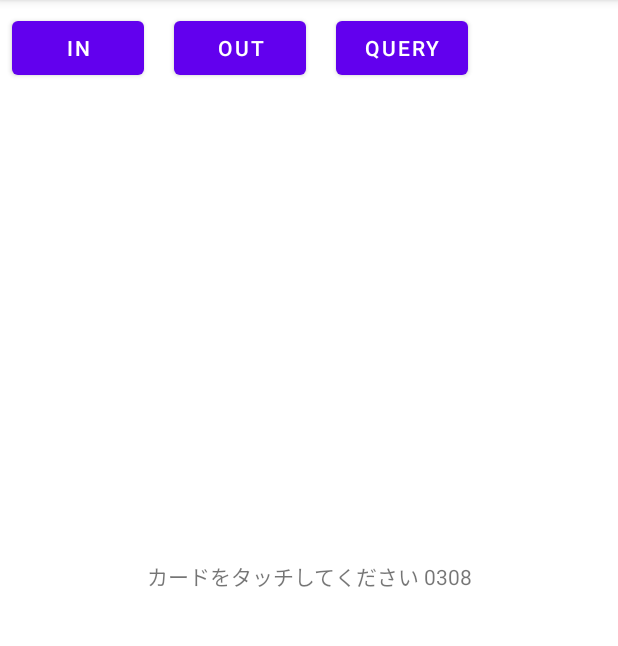
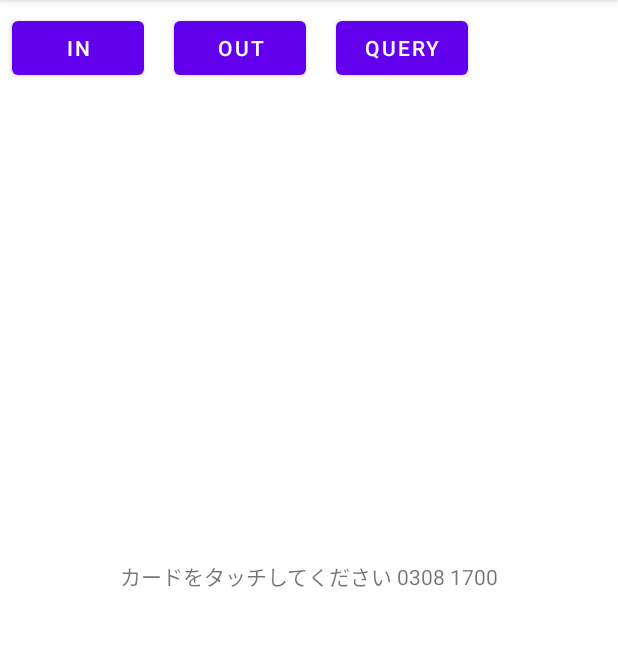
Before and after one commit to arslab/AK2-android, an Android app: the screen it shows after launch (MainActivity), on a phone screen of 412 x 824 dp, the part 84-730 px from its top. Run offline under Robolectric (Android 15) with nearby library versions, the phone set to English and light mode, and no system bars; pictures from the network do not load.

Commit message:
change date comment

```diff
--- a/app/src/main/java/com/woodygaragelab/nfctest/MainActivity.kt
+++ b/app/src/main/java/com/woodygaragelab/nfctest/MainActivity.kt
@@ -55,7 +55,7 @@ class MainActivity : AppCompatActivity() {
         mNfcAdapter = NfcAdapter.getDefaultAdapter(applicationContext)
 
         var tagTextView: TextView = findViewById(R.id.tagText)
-        tagTextView.text = "カードをタッチしてください 0308"
+        tagTextView.text = "カードをタッチしてください 0308 1700"
 
         val btn_in: Button = findViewById(R.id.btn_in)
         btn_in.setOnClickListener {
```
